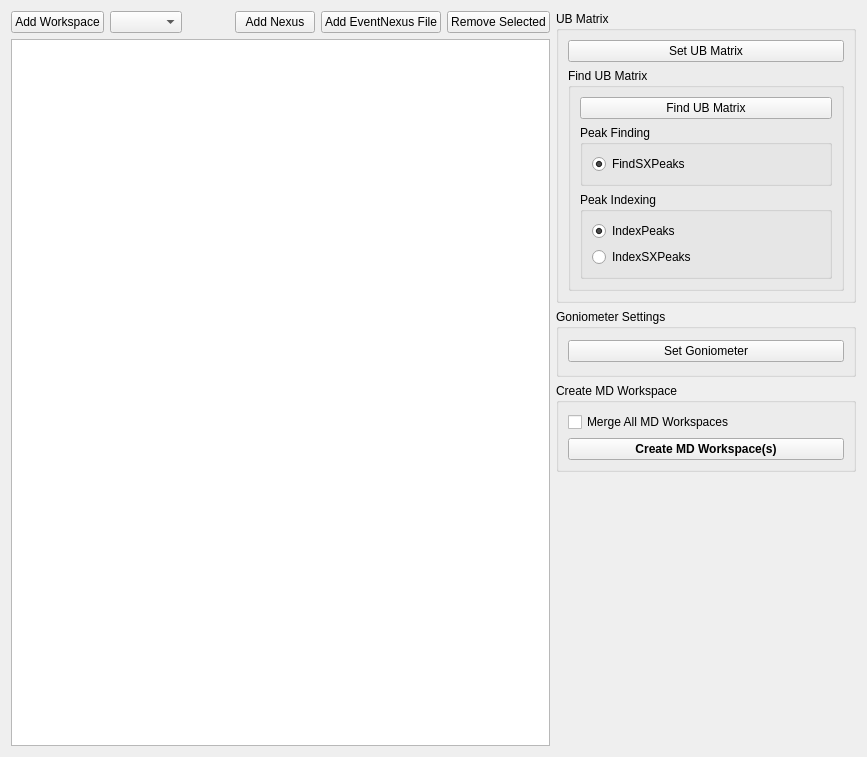
First picture: the form in Code/Mantid/MantidQt/CustomInterfaces/inc/MantidQtCustomInterfaces/CreateMDWorkspace.ui, repository mantidproject/mantid, before the edit.
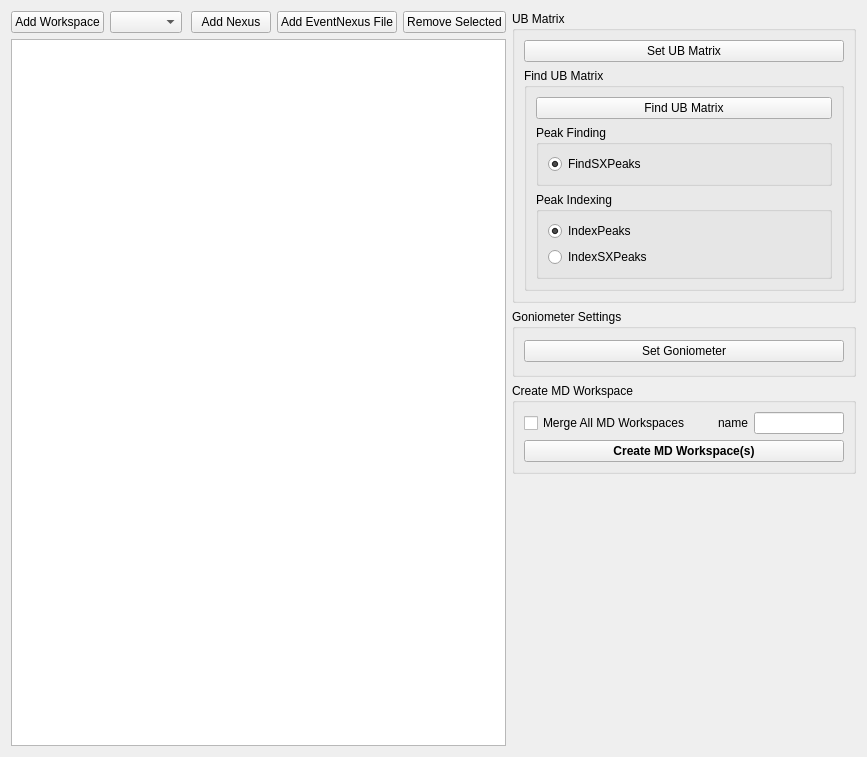
Second picture: the form after the edit. Custom widgets are drawn as their Qt base class.

Commit message: refs #4328 #3641. Improve merge process.

What changed in the file:
```diff
--- a/Code/Mantid/MantidQt/CustomInterfaces/inc/MantidQtCustomInterfaces/CreateMDWorkspace.ui
+++ b/Code/Mantid/MantidQt/CustomInterfaces/inc/MantidQtCustomInterfaces/CreateMDWorkspace.ui
@@ -277,6 +277,8 @@
              </property>
              <layout class="QVBoxLayout" name="verticalLayout_4">
               <item>
+               <layout class="QHBoxLayout" name="mergeLayout">
+                <item>
                <widget class="QCheckBox" name="ck_merge">
                 <property name="text">
                  <string>Merge All MD Workspaces</string>
@@ -284,6 +286,35 @@
                </widget>
               </item>
               <item>
+                 <spacer name="horizontalSpacer_2">
+                  <property name="orientation">
+                   <enum>Qt::Horizontal</enum>
+                  </property>
+                  <property name="sizeHint" stdset="0">
+                   <size>
+                    <width>40</width>
+                    <height>20</height>
+                   </size>
+                  </property>
+                 </spacer>
+                </item>
+                <item>
+                 <widget class="QLabel" name="lbl_merged_name">
+                  <property name="text">
+                   <string>name</string>
+                  </property>
+                 </widget>
+                </item>
+                <item>
+                 <widget class="QLineEdit" name="txt_merged_workspace_name">
+                  <property name="toolTip">
+                   <string>Name for the merged workspace</string>
+                  </property>
+                 </widget>
+                </item>
+               </layout>
+              </item>
+              <item>
                <widget class="QPushButton" name="btn_create">
                 <property name="font">
                  <font>
```
Left out of the diff: 3 changed lines with no effect on the pictures. Lines whose indentation alone changed are shown as unchanged. The commit also changes 2 other files.
